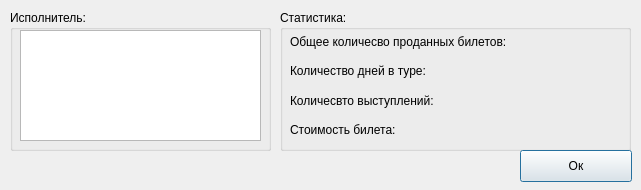
Before: the Qt Designer form TRPO/info.ui in blackduffelbag/trpo, drawn with Qt 5.
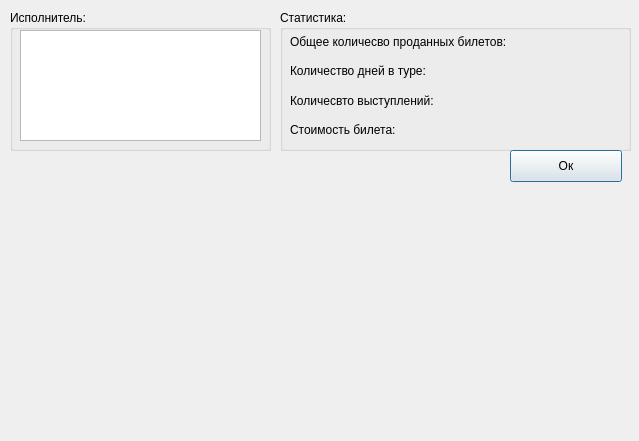
After: the same form once the commit is applied.

Diff of the .ui file:
```diff
--- a/TRPO/info.ui
+++ b/TRPO/info.ui
@@ -6,8 +6,8 @@
    <rect>
     <x>0</x>
     <y>0</y>
-    <width>641</width>
-    <height>190</height>
+    <width>639</width>
+    <height>441</height>
    </rect>
   </property>
   <property name="windowTitle">
@@ -128,7 +128,7 @@
   <widget class="QPushButton" name="pushButton">
    <property name="geometry">
     <rect>
-     <x>520</x>
+     <x>510</x>
      <y>150</y>
      <width>112</width>
      <height>32</height>
```
